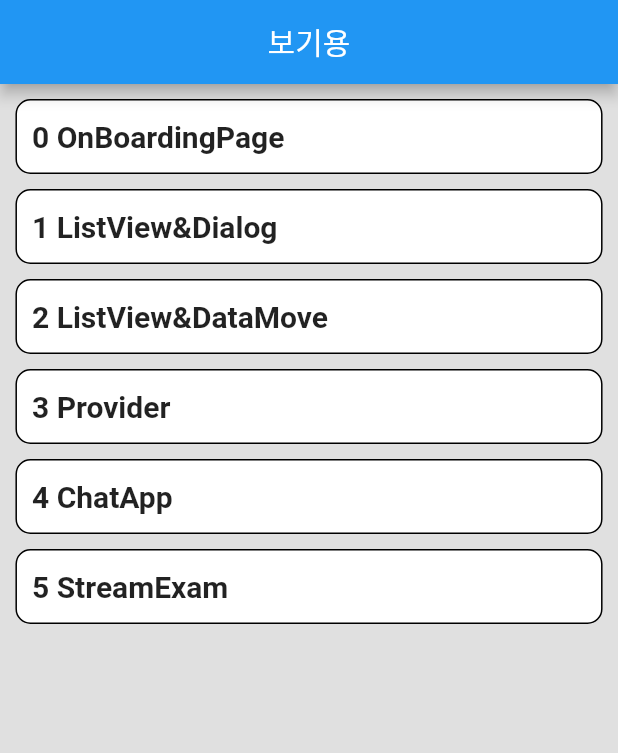
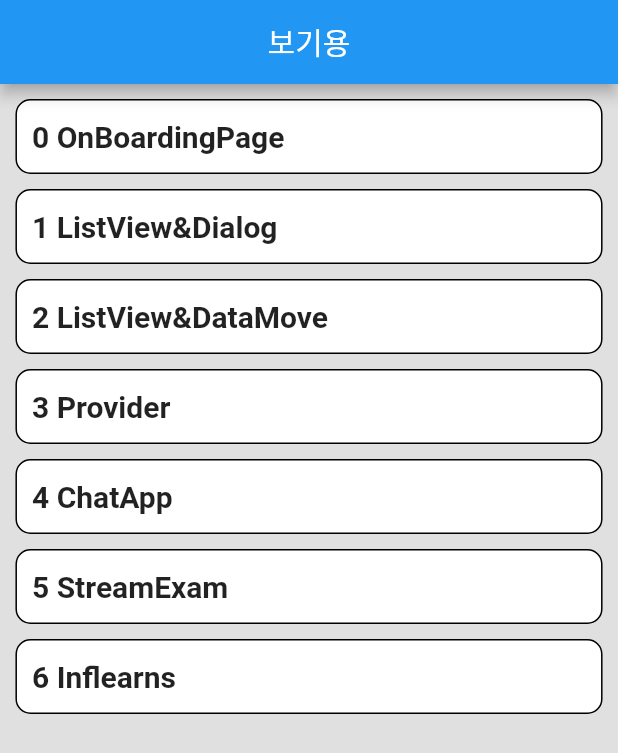
Before and after one commit to jaehee21232/TestApp, a Flutter app: the screen it shows after launch, on a phone screen of 412 x 824 dp. Shown: the top 753 px of the screen. Run offline on Flutter 3.47's test engine with Material 2 defaults, Android fonts, the phone set to English and light mode, and no system bars; our stand-ins replace cloud_firestore, firebase_auth, firebase_core, introduction_screen, like_button; missing offline and left inert: cloud_firestore_web, firebase_auth_web, firebase_core_web; accounts and stored records are empty.

Commit message:
인프런 페이지 추가

```diff
--- a/lib/home.dart
+++ b/lib/home.dart
@@ -1,5 +1,6 @@
 import 'package:flutter/material.dart';
 import 'package:testapp/page/chatAppMain.dart';
+import 'package:testapp/page/inflearns.dart';
 import 'package:testapp/page/listview_data.dart';
 import 'package:testapp/page/listview_dialog.dart';
 import 'package:testapp/page/onboarding.dart';
@@ -15,7 +16,8 @@ class HomeBuilder extends StatelessWidget {
     ListView_DataMove(),
     FisOrder(),
     LoginSinUpScreen(),
-    StreamExam()
+    StreamExam(),
+    Inflearns(),
   ];
   final List<String> Texts = const <String>[
     "OnBoardingPage",
@@ -24,6 +26,7 @@ class HomeBuilder extends StatelessWidget {
     "Provider",
     "ChatApp",
     "StreamExam",
+    "Inflearns"
   ];
   @override
   Widget build(BuildContext context) {
```
